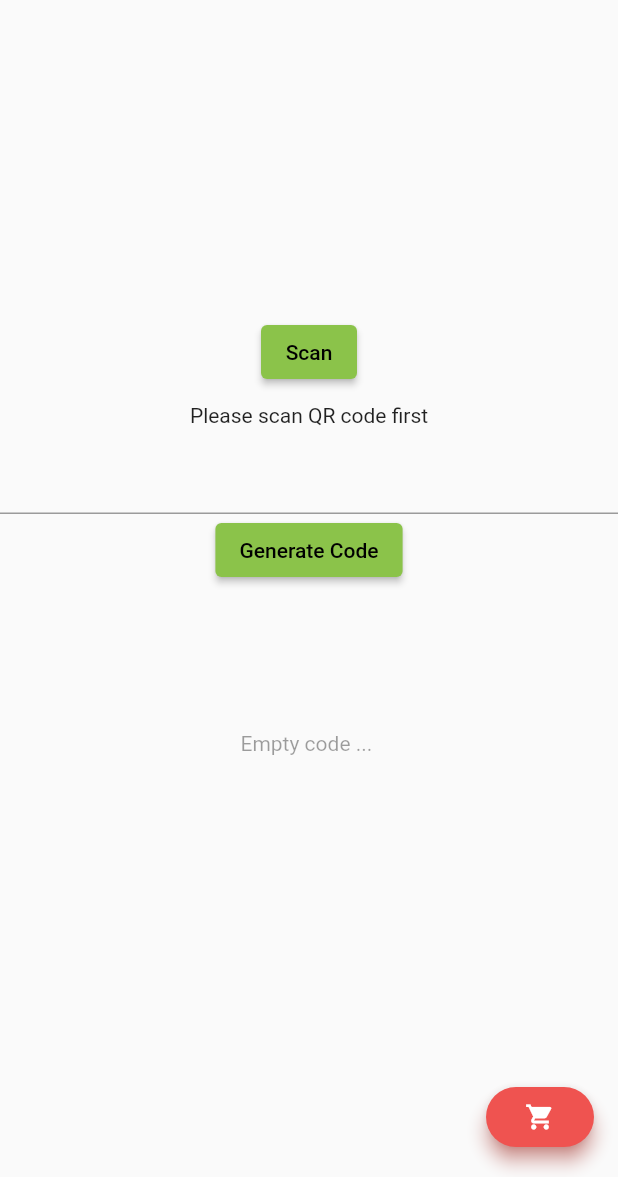
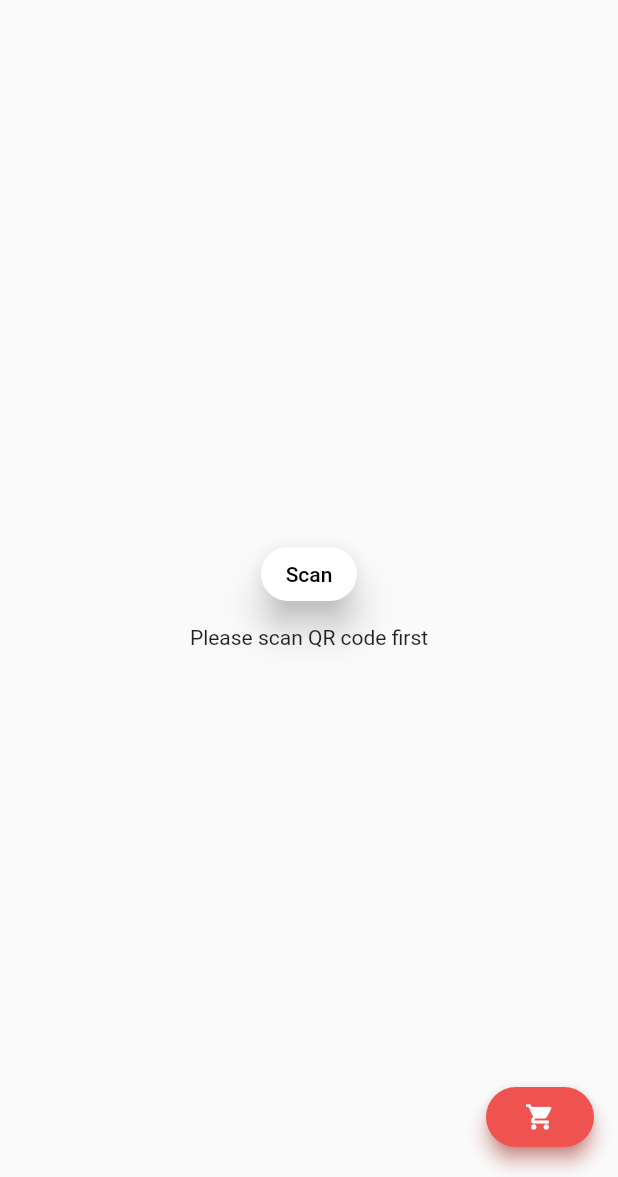
Before and after one commit to SupreetRonad/puthon1, a Flutter app: the HomeScreen screen opened by its route, on a phone screen of 412 x 824 dp, the part 59-1236 px from its top. Run offline on Flutter 3.47's test engine with Material 2 defaults, Android fonts, the phone set to English and light mode, and no system bars; our stand-ins replace cloud_firestore, date_time_picker, firebase_auth, firebase_core, firebase_messaging, flutter_advanced_switch and 5 more; missing offline and left inert: expansion_card, hawk_fab_menu, menu_button, qrscans; accounts and stored records are empty.

Commit message:
Small changes to admin QR gen buttons

```diff
--- a/puthon/lib/Screens/User/homeScreen.dart
+++ b/puthon/lib/Screens/User/homeScreen.dart
@@ -40,6 +40,14 @@ class _HomeScreenState extends State<HomeScreen> {
           mainAxisAlignment: MainAxisAlignment.center,
           children: [
             ElevatedButton(
+              style: ElevatedButton.styleFrom(
+                elevation: 10,
+                primary: Colors.white,
+                //padding: EdgeInsets.symmetric(horizontal: 50, vertical: 20),
+                shape: RoundedRectangleBorder(
+                  borderRadius: BorderRadius.circular(20),
+                ),
+              ),
               onPressed: () async {
                 cameraScanResult = await scanner.scan();
                 setState(() {});
@@ -49,39 +57,9 @@ class _HomeScreenState extends State<HomeScreen> {
             SizedBox(
               height: 10,
             ),
-            Text(cameraScanResult ?? "Please scan QR code first"),
+            Text(cameraScanResult == null ?  "Please scan QR code first" : cameraScanResult.split("/*/")[0]),
             SizedBox(
               height: 10,
-            ),
-            TextField(
-              onChanged: (val) {
-                setState(() {
-                  qrContent = val;
-                });
-              },
-            ),
-            ElevatedButton(
-              onPressed: () async {
-                result = await scanner.generateBarCode(qrContent ?? "");
-                setState(() {});
-              },
-              child: Text("Generate Code"),
-            ),
-            SizedBox(
-              height: 10,
-            ),
-            SizedBox(
-              height: 190,
-              child: result.isEmpty
-                  ? Center(
-                      child: Text(
-                        'Empty code ... ',
-                        style: TextStyle(
-                          color: Colors.black38,
-                        ),
-                      ),
-                    )
-                  : Image.memory(result),
             ),
           ],
         ),
```
Also changed, not shown: puthon/lib/Screens/Admin/adminGenerateQR.dart (+5 -5 lines).
